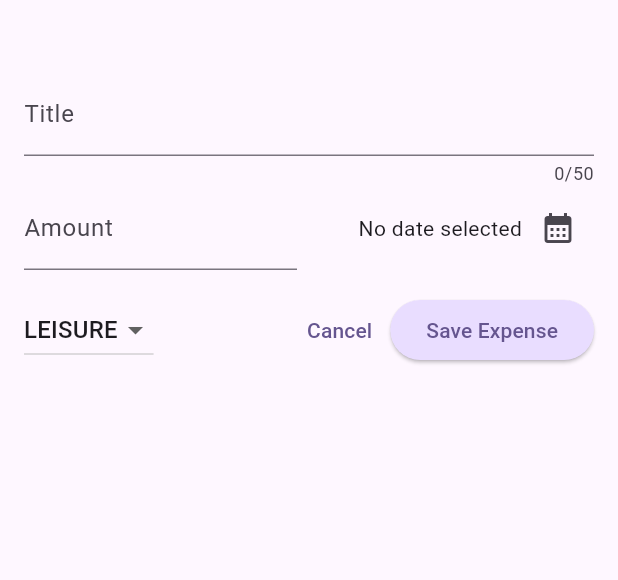
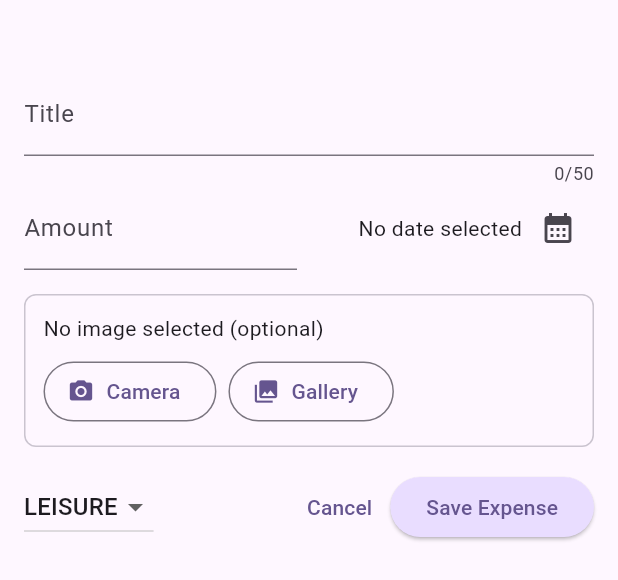
Before and after one commit to Mohakerdi/ExpenseTracker, a Flutter app: the NewExpense widget shown alone on an empty page, opened directly with empty values, on a phone screen of 412 x 824 dp. Shown: the top 580 px of the screen. Run offline on Flutter 3.47's test engine with Material 3 defaults, Android fonts, the phone set to English and light mode, and no system bars; our stand-ins replace flutter_riverpod, image_picker, sqflite; accounts and stored records are empty.

Commit message:
Add optional expense image support from camera or gallery
Agent-Logs-Url: https://github.com/Mohakerdi/ExpenseTracker/sessions/158baa72-e10b-4476-9f80-38c6a26d7c8b

Co-authored-by: Mohakerdi <151771382+Mohakerdi@users.noreply.github.com>

```diff
--- a/lib/core/config/expense_handler.dart
+++ b/lib/core/config/expense_handler.dart
@@ -23,10 +23,17 @@ class ExpenseHandler {
       path.join(dbPath, 'expenses.db'),
       onCreate: (db, version) {
         return db.execute(
-          'CREATE TABLE expenses(id TEXT PRIMARY KEY, title TEXT NOT NULL, amount REAL NOT NULL, date TEXT NOT NULL, category TEXT NOT NULL)',
+          'CREATE TABLE expenses(id TEXT PRIMARY KEY, title TEXT NOT NULL, amount REAL NOT NULL, date TEXT NOT NULL, category TEXT NOT NULL, image_path TEXT)',
         );
       },
-      version: 1,
+      onUpgrade: (db, oldVersion, newVersion) async {
+        if (oldVersion < 2) {
+          await db.execute(
+            'ALTER TABLE expenses ADD COLUMN image_path TEXT',
+          );
+        }
+      },
+      version: 2,
     );
   }
 
--- a/lib/models/expense.dart
+++ b/lib/models/expense.dart
@@ -22,6 +22,7 @@ class Expense {
     required this.amount,
     required this.date,
     required this.category,
+    this.imagePath,
   }) : id = id ?? uuid.v4();
 
   final String id;
@@ -29,6 +30,7 @@ class Expense {
   final double amount;
   final DateTime date;
   final Category category;
+  final String? imagePath;
 
   String get formattedDate {
     return formatter.format(date);
@@ -41,6 +43,7 @@ class Expense {
       'amount': amount,
       'date': date.toIso8601String(),
       'category': category.name,
+      'image_path': imagePath,
     };
   }
 
@@ -58,6 +61,7 @@ class Expense {
       amount: (map['amount'] as num).toDouble(),
       date: DateTime.parse(map['date'] as String),
       category: parsedCategory,
+      imagePath: map['image_path'] as String?,
     );
   }
 }
--- a/lib/widgets/new_expense.dart
+++ b/lib/widgets/new_expense.dart
@@ -1,4 +1,9 @@
+import 'dart:io';
+
 import 'package:flutter/material.dart';
+import 'package:image_picker/image_picker.dart';
+import 'package:path/path.dart' as path;
+import 'package:path_provider/path_provider.dart';
 
 import 'package:expense_tracker/models/expense.dart';
 
@@ -16,8 +21,10 @@ class NewExpense extends StatefulWidget {
 class _NewExpenseState extends State<NewExpense> {
   final _titleController = TextEditingController();
   final _amountController = TextEditingController();
+  final _picker = ImagePicker();
   DateTime? _selectedDate;
   Category _selectedCategory = Category.leisure;
+  File? _selectedImage;
 
   void _presentDatePicker() async {
     final now = DateTime.now();
@@ -65,9 +72,32 @@ class _NewExpenseState extends State<NewExpense> {
         amount: enteredAmount,
         date: _selectedDate!,
         category: _selectedCategory,
+        imagePath: _selectedImage?.path,
       ),
     );
     Navigator.pop(context);
+  }
+
+  Future<void> _pickImage(ImageSource source) async {
+    final pickedImage = await _picker.pickImage(
+      source: source,
+      maxWidth: 1200,
+      imageQuality: 85,
+    );
+
+    if (pickedImage == null) {
+      return;
+    }
+
+    final appDir = await getApplicationDocumentsDirectory();
+    final fileName = '${uuid.v4()}_${path.basename(pickedImage.path)}';
+    final copiedImage = await File(pickedImage.path).copy(
+      path.join(appDir.path, fileName),
+    );
+
+    setState(() {
+      _selectedImage = copiedImage;
+    });
   }
 
   @override
@@ -79,8 +109,14 @@ class _NewExpenseState extends State<NewExpense> {
 
   @override
   Widget build(BuildContext context) {
-    return Padding(
-      padding: const EdgeInsets.fromLTRB(16, 48, 16, 16),
+    return SingleChildScrollView(
+      child: Padding(
+        padding: EdgeInsets.fromLTRB(
+          16,
+          48,
+          16,
+          16 + MediaQuery.of(context).viewInsets.bottom,
+        ),
         child: Column(
           children: [
             TextField(
@@ -125,6 +161,59 @@ class _NewExpenseState extends State<NewExpense> {
               ],
             ),
             const SizedBox(height: 16),
+            Container(
+              width: double.infinity,
+              padding: const EdgeInsets.all(12),
+              decoration: BoxDecoration(
+                border: Border.all(
+                  color: Theme.of(context).colorScheme.outlineVariant,
+                ),
+                borderRadius: BorderRadius.circular(8),
+              ),
+              child: Column(
+                crossAxisAlignment: CrossAxisAlignment.start,
+                children: [
+                  if (_selectedImage == null)
+                    const Text('No image selected (optional)')
+                  else
+                    ClipRRect(
+                      borderRadius: BorderRadius.circular(8),
+                      child: Image.file(
+                        _selectedImage!,
+                        width: double.infinity,
+                        height: 140,
+                        fit: BoxFit.cover,
+                      ),
+                    ),
+                  const SizedBox(height: 8),
+                  Wrap(
+                    spacing: 8,
+                    children: [
+                      OutlinedButton.icon(
+                        onPressed: () => _pickImage(ImageSource.camera),
+                        icon: const Icon(Icons.photo_camera),
+                        label: const Text('Camera'),
+                      ),
+                      OutlinedButton.icon(
+                        onPressed: () => _pickImage(ImageSource.gallery),
+                        icon: const Icon(Icons.photo_library),
+                        label: const Text('Gallery'),
+                      ),
+                      if (_selectedImage != null)
+                        TextButton(
+                          onPressed: () {
+                            setState(() {
+                              _selectedImage = null;
+                            });
+                          },
+                          child: const Text('Remove'),
+                        ),
+                    ],
+                  ),
+                ],
+              ),
+            ),
+            const SizedBox(height: 16),
             Row(
               children: [
                 DropdownButton(
@@ -163,6 +252,7 @@ class _NewExpenseState extends State<NewExpense> {
             ),
           ],
         ),
+      ),
     );
   }
 }
--- a/pubspec.yaml
+++ b/pubspec.yaml
@@ -40,6 +40,8 @@ dependencies:
   flutter_riverpod: ^2.5.1
   sqflite: ^2.3.3+1
   path: ^1.9.0
+  image_picker: ^1.1.2
+  path_provider: ^2.1.4
 
 dev_dependencies:
   flutter_test:
```
Also changed, not shown: lib/widgets/expenses_list/expense_item.dart (+14 -0 lines), 2 other files. Lines whose indentation alone changed are shown as unchanged.
